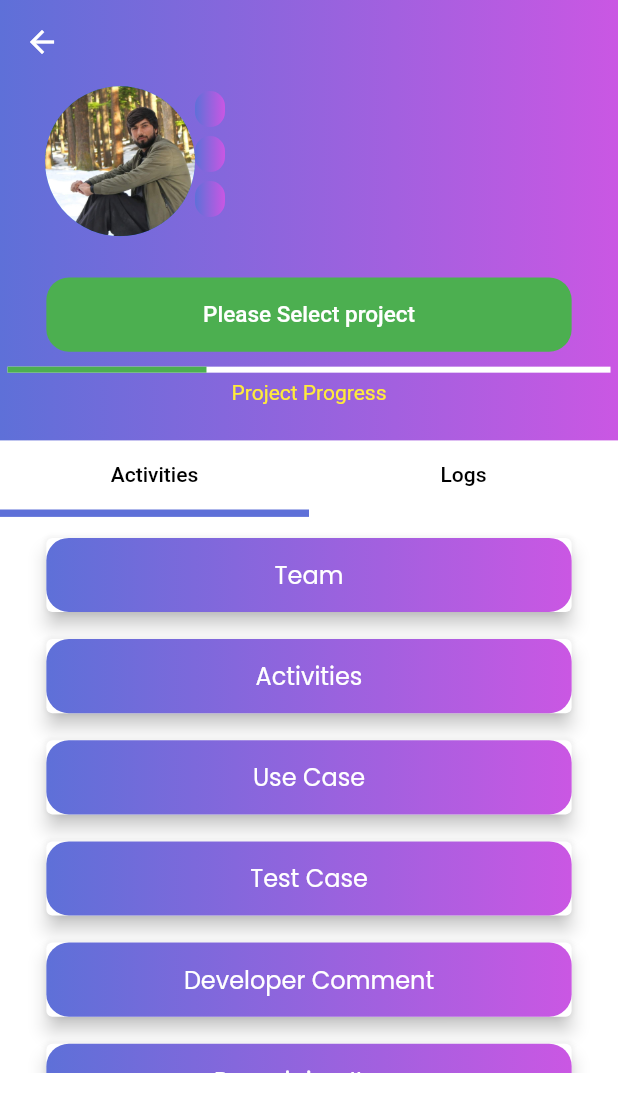
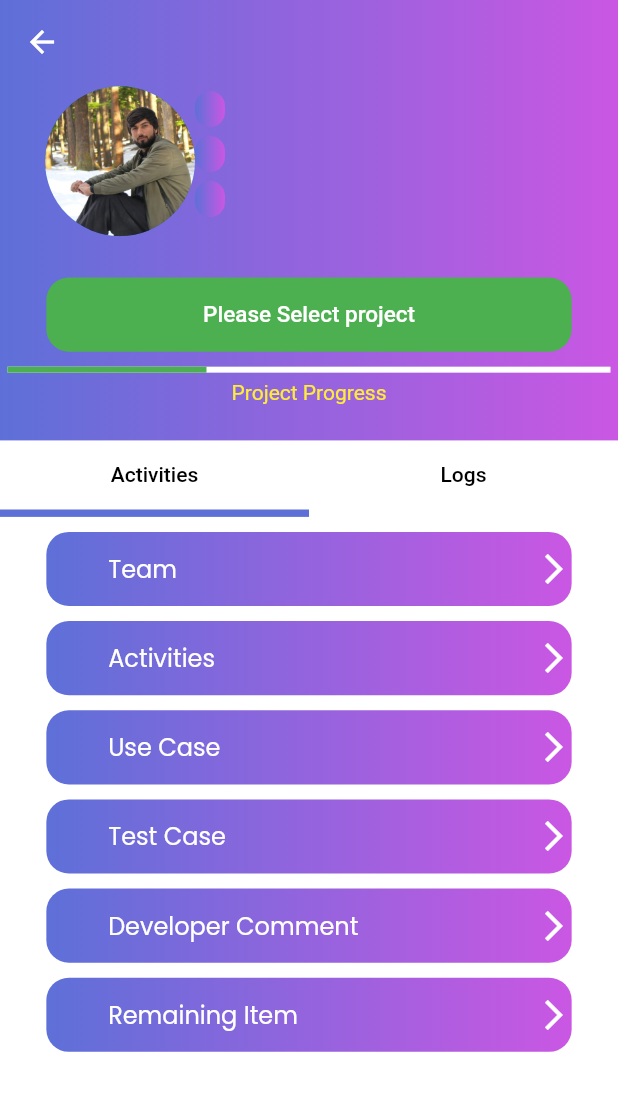
Before and after one commit to asrar/teamtrack, a Flutter app: the HomeScreen screen opened directly, on a phone screen of 412 x 824 dp. Shown: the top 1112 px of the screen. Run offline on Flutter 3.47's test engine with Material 2 defaults, Android fonts, the phone set to English and light mode, and no system bars; our stand-ins replace firebase_core, firebase_messaging, flutter_html, flutter_local_notifications, get, rxdart and 1 more; missing offline and left inert: scroll_loop_auto_scroll; accounts and stored records are empty; network calls fail.

Commit message:
add new fixes ui

```diff
--- a/lib/View/home/home_screen.dart
+++ b/lib/View/home/home_screen.dart
@@ -312,9 +312,6 @@ class _HomeScreenState extends State<HomeScreen> {
         onTap: ontap,
         child: Padding(
             padding: EdgeInsets.symmetric(horizontal: 20),
-            child: Card(
-              elevation: 5,
-              // color: Colors.deepOrange,
             child: Container(
               height: Get.height * 0.060,
               width: Get.width * 0.85,
@@ -322,8 +319,12 @@ class _HomeScreenState extends State<HomeScreen> {
                 gradient: Overseer.gradientBody(),
                   // color: Colors.deepOrange,
                   borderRadius: BorderRadius.circular(15)),
-                child: Center(
-                    child: Text(
+              child: Row(
+                mainAxisAlignment: MainAxisAlignment.center,
+                crossAxisAlignment: CrossAxisAlignment.center,
+                children: [
+                  SizedBox(width: MediaQuery.of(context).size.width*0.1,),
+                  Text(
                     title,
                     textAlign: TextAlign.start,
                     style: TextStyle(
@@ -331,7 +332,10 @@ class _HomeScreenState extends State<HomeScreen> {
                     fontFamily: 'poppins',
                     fontWeight: FontWeight.normal,
                     fontSize: 16),
-                )),
+                  ),
+                  Spacer(),
+                  Icon(Icons.arrow_forward_ios,color: Colors.white,)
+                ],
               ),
             )));
   }
```
Also changed, not shown: lib/View/logs/logsview.dart (+11 -19 lines). Lines whose indentation alone changed are shown as unchanged.
